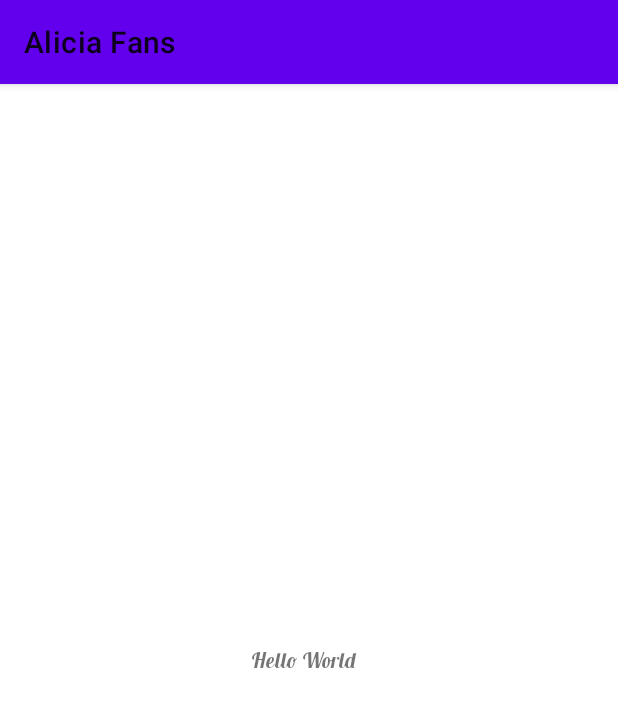
After one commit to KhairulAmirinKA/Learning_App_FreeCodeCamp, an Android app: the Learn_Font screen opened directly, with no data from a screen before it, on a phone screen of 412 x 824 dp. The commit adds this screen. Shown: the top 707 px of the screen. Run offline under Robolectric (Android 15) with nearby library versions, the phone set to English and light mode, and no system bars.

Commit message:
1/8. learns recycler view Contact.java Contact_RecycleView_Adapter.java learn_recyclerview.xml contacts_list_item.xml
learns font.

```diff
--- a/app/build.gradle
+++ b/app/build.gradle
@@ -34,6 +34,9 @@ android {
 dependencies {
 
     implementation 'com.google.android.material:material:1.1.0'
+    implementation 'com.github.bumptech.glide:glide:4.15.1'
+
+
     implementation 'androidx.appcompat:appcompat:1.6.1'
     implementation 'com.google.android.material:material:1.5.0'
     implementation 'androidx.constraintlayout:constraintlayout:2.1.4'
--- a/app/src/main/AndroidManifest.xml
+++ b/app/src/main/AndroidManifest.xml
@@ -1,6 +1,9 @@
 <?xml version="1.0" encoding="utf-8"?>
 <manifest xmlns:android="http://schemas.android.com/apk/res/android"
     xmlns:tools="http://schemas.android.com/tools">
+
+    <!-- add permission-->
+    <uses-permission android:name="android.permission.INTERNET"/>
 
     <application
         android:allowBackup="true"
@@ -55,6 +58,8 @@
 
         <activity android:name=".Learn_Recycler_View" android:exported="true"/>
 
+        <activity android:name=".Learn_Font" android:exported="true" />
+
 
 
 
--- /dev/null
+++ b/app/src/main/java/com/example/freecodecampeg/Learn_Font.java
@@ -0,0 +1,17 @@
+package com.example.freecodecampeg;
+
+import android.os.Bundle;
+
+import androidx.appcompat.app.AppCompatActivity;
+
+public class Learn_Font extends AppCompatActivity {
+
+    @Override  //starting point
+    protected void onCreate(Bundle savedInstanceState) {
+        super.onCreate(savedInstanceState);
+        setContentView(R.layout.learn_font); //link dgn xml
+
+
+
+    }
+}
--- /dev/null
+++ b/app/src/main/res/layout/learn_font.xml
@@ -0,0 +1,19 @@
+<?xml version="1.0" encoding="utf-8"?>
+<androidx.constraintlayout.widget.ConstraintLayout xmlns:android="http://schemas.android.com/apk/res/android"
+    xmlns:app="http://schemas.android.com/apk/res-auto"
+    android:layout_width="match_parent"
+    android:layout_height="match_parent"
+    xmlns:tools="http://schemas.android.com/tools"
+    tools:context=".Learn_Font">
+
+    <TextView
+        android:id="@+id/txtHello4"
+        android:layout_width="78dp"
+        android:layout_height="18dp"
+        android:fontFamily="@font/lobster_two_bold_italic"
+        android:text="Hello World"
+        app:layout_constraintBottom_toBottomOf="parent"
+        app:layout_constraintEnd_toEndOf="parent"
+        app:layout_constraintStart_toStartOf="parent"
+        app:layout_constraintTop_toTopOf="parent" />
+</androidx.constraintlayout.widget.ConstraintLayout>
```
Also changed, not shown: app/src/main/java/com/example/freecodecampeg/Contact_RecycleView_Adapter.java (+18 -2 lines), app/src/main/java/com/example/freecodecampeg/Learn_Recycler_View.java (+4 -4 lines), app/src/main/res/font/lobster_two.xml (added, +11 -0 lines), app/src/main/res/layout/contacts_list_item.xml (+44 -10 lines), app/src/main/res/font/bauh.TTF (added), app/src/main/res/font/fjalla_one.ttf (added), app/src/main/res/font/lobster_two_bold.ttf (added), app/src/main/res/font/lobster_two_bold_italic.ttf (added), app/src/main/res/font/lobster_two_italic.ttf (added), app/src/main/res/font/lobster_two_regular.ttf (added).
